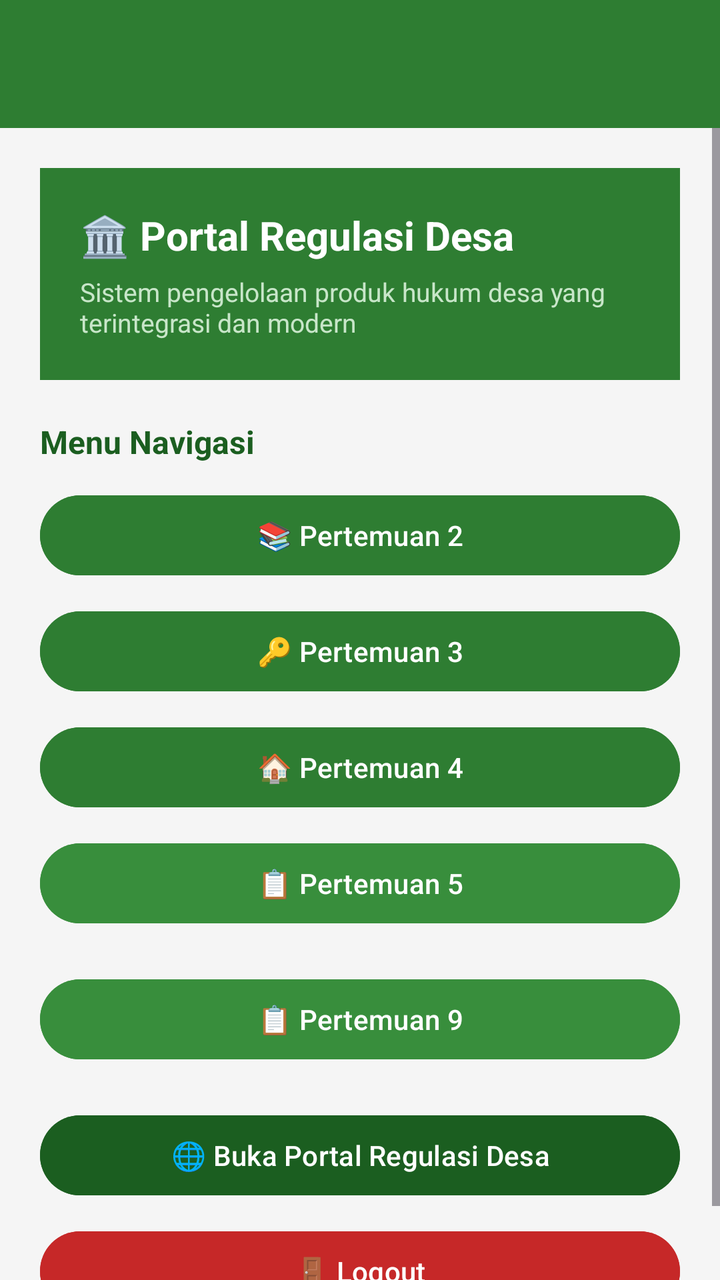
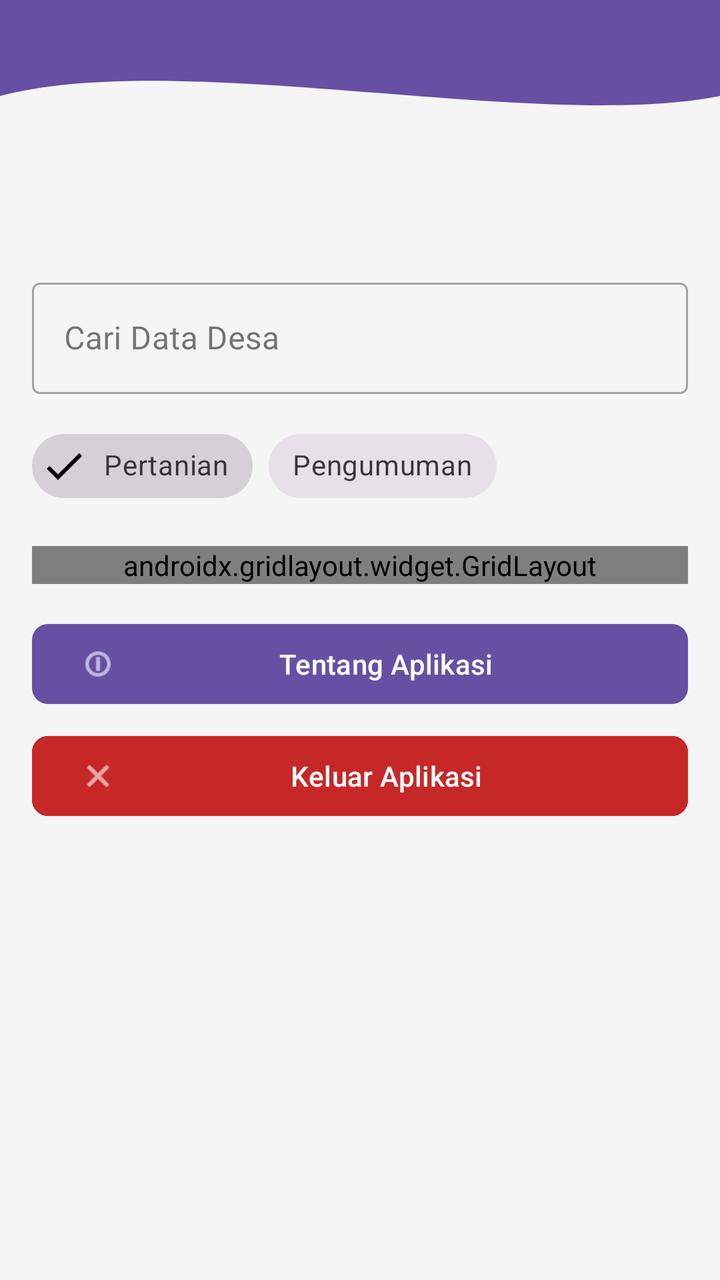

Compare the two renders of this Android layout. The source of the first and the diff that turns it into the second are given below.
<!-- AndroidManifest.xml: application theme Theme.Nonaabstrak -->
<!-- res/layout/fragment_home.xml -->
<?xml version="1.0" encoding="utf-8"?>
<androidx.constraintlayout.widget.ConstraintLayout
    xmlns:android="http://schemas.android.com/apk/res/android"
    xmlns:app="http://schemas.android.com/apk/res-auto"
    android:layout_width="match_parent"
    android:layout_height="match_parent"
    android:background="#F5F5F5">


    
    <View
        android:id="@+id/background_header"
        android:layout_width="0dp"
        android:layout_height="120dp"
        android:background="@drawable/bg_header_wave"
        app:layout_constraintEnd_toEndOf="parent"
        app:layout_constraintStart_toStartOf="parent"
        app:layout_constraintTop_toTopOf="parent" />

    <androidx.appcompat.widget.Toolbar
        android:id="@+id/toolbar"
        android:layout_width="match_parent"
        android:layout_height="?attr/actionBarSize"
        android:background="#2E7D32"
        android:elevation="4dp"
        app:layout_constraintEnd_toEndOf="parent"
        app:layout_constraintStart_toStartOf="parent"
        app:layout_constraintTop_toTopOf="parent"
        app:titleTextColor="#FFFFFF"
        app:subtitleTextColor="#C8E6C9" />

    <ScrollView
        android:layout_width="match_parent"
        android:layout_height="0dp"
        app:layout_constraintBottom_toBottomOf="parent"
        app:layout_constraintTop_toBottomOf="@+id/toolbar">

        <LinearLayout
            android:layout_width="match_parent"
            android:layout_height="wrap_content"
            android:orientation="vertical"
            android:padding="20dp">

            <LinearLayout
                android:layout_width="match_parent"
                android:layout_height="wrap_content"
                android:background="#2E7D32"
                android:orientation="vertical"
                android:padding="20dp"
                android:layout_marginBottom="20dp">

                <TextView
                    android:layout_width="wrap_content"
                    android:layout_height="wrap_content"
                    android:text="🏛️ Portal Regulasi Desa"
                    android:textColor="#FFFFFF"
                    android:textSize="20sp"
                    android:textStyle="bold" />

                <TextView
                    android:layout_width="wrap_content"
                    android:layout_height="wrap_content"
                    android:text="Sistem pengelolaan produk hukum desa yang terintegrasi dan modern"
                    android:textColor="#C8E6C9"
                    android:textSize="13sp"
                    android:layout_marginTop="6dp" />
            </LinearLayout>

            <TextView
                android:layout_width="wrap_content"
                android:layout_height="wrap_content"
                android:text="Menu Navigasi"
                android:textSize="16sp"
                android:textStyle="bold"
                android:textColor="#1B5E20"
                android:layout_marginBottom="12dp" />

            <Button
                android:id="@+id/btnToSecond"
                android:layout_width="match_parent"
                android:layout_height="wrap_content"
                android:text="📚 Pertemuan 2"
                android:backgroundTint="#2E7D32"
                android:layout_marginBottom="10dp" />

            <Button
                android:id="@+id/btnToThird"
                android:layout_width="match_parent"
                android:layout_height="wrap_content"
                android:text="🔑 Pertemuan 3"
                android:backgroundTint="#2E7D32"
                android:layout_marginBottom="10dp" />

            <Button
                android:id="@+id/btnToFourth"
                android:layout_width="match_parent"
                android:layout_height="wrap_content"
                android:text="🏠 Pertemuan 4"
                android:backgroundTint="#2E7D32"
                android:layout_marginBottom="10dp" />

            <Button
                android:id="@+id/btnToFifth"
                android:layout_width="match_parent"
                android:layout_height="wrap_content"
                android:text="📋 Pertemuan 5"
                android:backgroundTint="#388E3C"
                android:layout_marginBottom="20dp" />

            <Button
                android:id="@+id/btnToNinth"
                android:layout_width="match_parent"
                android:layout_height="wrap_content"
                android:text="📋 Pertemuan 9"
                android:backgroundTint="#388E3C"
                android:layout_marginBottom="20dp" />


            <Button
                android:id="@+id/btnWebView"
                android:layout_width="match_parent"
                android:layout_height="wrap_content"
                android:text="🌐 Buka Portal Regulasi Desa"
                android:backgroundTint="#1B5E20"
                android:layout_marginBottom="10dp" />

            <Button
                android:id="@+id/btnLogout"
                android:layout_width="match_parent"
                android:layout_height="wrap_content"
                android:text="🚪 Logout"
                android:backgroundTint="#C62828" />

        </LinearLayout>
    </ScrollView>

</androidx.constraintlayout.widget.ConstraintLayout>
<!-- resources referenced by this layout -->
<resources>
  <!-- drawable bg_header_wave (drawable) -->
  <vector xmlns:android="http://schemas.android.com/apk/res/android"
      android:width="100dp"
      android:height="100dp"
      android:viewportWidth="100"
      android:viewportHeight="100">
  
      <path
          android:fillColor="?attr/colorPrimary"
          android:pathData="
              M0,0
              L100,0
              L100,40
              C 75,55
                25,20
                0,40
              Z" />
  </vector>
  <style name="Theme.Nonaabstrak" parent="Base.Theme.Nonaabstrak" />
  <style name="Base.Theme.Nonaabstrak" parent="Theme.Material3.DayNight.NoActionBar">
          
          
      </style>
</resources>

<!-- the commit's change to res/layout/fragment_home.xml (unified diff, before → after) -->
@@ -5,7 +5,6 @@
     android:layout_width="match_parent"
     android:layout_height="match_parent"
     android:background="#F5F5F5">
-
 
     
     <View
@@ -17,119 +16,149 @@
         app:layout_constraintStart_toStartOf="parent"
         app:layout_constraintTop_toTopOf="parent" />
 
+    
     <androidx.appcompat.widget.Toolbar
         android:id="@+id/toolbar"
         android:layout_width="match_parent"
         android:layout_height="?attr/actionBarSize"
-        android:background="#2E7D32"
-        android:elevation="4dp"
+        android:background="@android:color/transparent"
+        android:elevation="0dp"
         app:layout_constraintEnd_toEndOf="parent"
         app:layout_constraintStart_toStartOf="parent"
         app:layout_constraintTop_toTopOf="parent"
-        app:titleTextColor="#FFFFFF"
-        app:subtitleTextColor="#C8E6C9" />
+        app:titleTextColor="#FFFFFF" />
 
+    
     <ScrollView
         android:layout_width="match_parent"
         android:layout_height="0dp"
         app:layout_constraintBottom_toBottomOf="parent"
-        app:layout_constraintTop_toBottomOf="@+id/toolbar">
+        app:layout_constraintTop_toBottomOf="@+id/background_header">
 
         <LinearLayout
             android:layout_width="match_parent"
             android:layout_height="wrap_content"
             android:orientation="vertical"
-            android:padding="20dp">
+            android:padding="16dp">
 
-            <LinearLayout
+            
+            <com.google.android.material.textfield.TextInputLayout
+                android:id="@+id/searchInputLayout"
+                style="@style/Widget.MaterialComponents.TextInputLayout.OutlinedBox"
                 android:layout_width="match_parent"
                 android:layout_height="wrap_content"
-                android:background="#2E7D32"
-                android:orientation="vertical"
-                android:padding="20dp"
-                android:layout_marginBottom="20dp">
+                android:hint="Cari Data Desa"
+                android:layout_marginBottom="12dp">
 
-                <TextView
+                <com.google.android.material.textfield.TextInputEditText
+                    android:id="@+id/etSearch"
+                    android:layout_width="match_parent"
+                    android:layout_height="wrap_content"
+                    android:inputType="text" />
+            </com.google.android.material.textfield.TextInputLayout>
+
+            
+            <com.google.android.material.chip.ChipGroup
+                android:id="@+id/chipGroupKategori"
+                android:layout_width="wrap_content"
+                android:layout_height="wrap_content"
+                android:layout_marginBottom="16dp"
+                app:singleSelection="true">
+
+                <com.google.android.material.chip.Chip
+                    android:id="@+id/chipPertanian"
+                    style="@style/Widget.MaterialComponents.Chip.Filter"
                     android:layout_width="wrap_content"
                     android:layout_height="wrap_content"
-                    android:text="🏛️ Portal Regulasi Desa"
-                    android:textColor="#FFFFFF"
-                    android:textSize="20sp"
-                    android:textStyle="bold" />
+                    android:checked="true"
+                    android:text="Pertanian" />
 
-                <TextView
+                <com.google.android.material.chip.Chip
+                    android:id="@+id/chipPengumuman"
+                    style="@style/Widget.MaterialComponents.Chip.Filter"
                     android:layout_width="wrap_content"
                     android:layout_height="wrap_content"
-                    android:text="Sistem pengelolaan produk hukum desa yang terintegrasi dan modern"
-                    android:textColor="#C8E6C9"
-                    android:textSize="13sp"
-                    android:layout_marginTop="6dp" />
-            </LinearLayout>
+                    android:text="Pengumuman" />
 
-            <TextView
-                android:layout_width="wrap_content"
-                android:layout_height="wrap_content"
-                android:text="Menu Navigasi"
-                android:textSize="16sp"
-                android:textStyle="bold"
-                android:textColor="#1B5E20"
-                android:layout_marginBottom="12dp" />
+            </com.google.android.material.chip.ChipGroup>
 
-            <Button
-                android:id="@+id/btnToSecond"
+            
+            <androidx.gridlayout.widget.GridLayout
                 android:layout_width="match_parent"
                 android:layout_height="wrap_content"
-                android:text="📚 Pertemuan 2"
-                android:backgroundTint="#2E7D32"
-                android:layout_marginBottom="10dp" />
+                android:layout_marginBottom="16dp"
+                app:columnCount="2"
+                app:useDefaultMargins="true">
 
-            <Button
-                android:id="@+id/btnToThird"
+                
+                <com.google.android.material.button.MaterialButton
+                    android:id="@+id/btnBumdes"
+                    android:layout_width="0dp"
+                    android:layout_height="wrap_content"
+                    android:text="Bumdes"
+                    android:drawableTop="@android:drawable/ic_menu_agenda"
+                    app:layout_columnWeight="1"
+                    app:layout_gravity="fill_horizontal"
+                    app:cornerRadius="8dp"
+                    android:layout_margin="4dp" />
+
+                
+                <com.google.android.material.button.MaterialButton
+                    android:id="@+id/btnProfil"
+                    android:layout_width="0dp"
+                    android:layout_height="wrap_content"
+                    android:text="Profil"
+                    android:drawableTop="@android:drawable/ic_menu_myplaces"
+                    app:layout_columnWeight="1"
+                    app:layout_gravity="fill_horizontal"
+                    app:cornerRadius="8dp"
+                    android:layout_margin="4dp" />
+
+                
+                <com.google.android.material.button.MaterialButton
+                    android:id="@+id/btnForum"
+                    android:layout_width="0dp"
+                    android:layout_height="wrap_content"
+                    android:text="Forum"
+                    android:drawableTop="@android:drawable/ic_menu_send"
+                    app:layout_columnWeight="1"
+                    app:layout_gravity="fill_horizontal"
+                    app:cornerRadius="8dp"
+                    android:layout_margin="4dp" />
+
+                
+                <com.google.android.material.button.MaterialButton
+                    android:id="@+id/btnWebView"
+                    android:layout_width="0dp"
+                    android:layout_height="wrap_content"
+                    android:text="Web Desa"
+                    android:drawableTop="@android:drawable/ic_menu_mapmode"
+                    app:layout_columnWeight="1"
+                    app:layout_gravity="fill_horizontal"
+                    app:cornerRadius="8dp"
+                    android:layout_margin="4dp" />
+
+            </androidx.gridlayout.widget.GridLayout>
+
+            
+            <com.google.android.material.button.MaterialButton
+                android:id="@+id/btnTentangAplikasi"
                 android:layout_width="match_parent"
                 android:layout_height="wrap_content"
-                android:text="🔑 Pertemuan 3"
-                android:backgroundTint="#2E7D32"
-                android:layout_marginBottom="10dp" />
+                android:text="Tentang Aplikasi"
+                android:layout_marginBottom="8dp"
+                app:icon="@android:drawable/ic_menu_info_details"
+                app:cornerRadius="8dp" />
 
-            <Button
-                android:id="@+id/btnToFourth"
-                android:layout_width="match_parent"
-                android:layout_height="wrap_content"
-                android:text="🏠 Pertemuan 4"
-                android:backgroundTint="#2E7D32"
-                android:layout_marginBottom="10dp" />
-
-            <Button
-                android:id="@+id/btnToFifth"
-                android:layout_width="match_parent"
-                android:layout_height="wrap_content"
-                android:text="📋 Pertemuan 5"
-                android:backgroundTint="#388E3C"
-                android:layout_marginBottom="20dp" />
-
-            <Button
-                android:id="@+id/btnToNinth"
-                android:layout_width="match_parent"
-                android:layout_height="wrap_content"
-                android:text="📋 Pertemuan 9"
-                android:backgroundTint="#388E3C"
-                android:layout_marginBottom="20dp" />
-
-
-            <Button
-                android:id="@+id/btnWebView"
-                android:layout_width="match_parent"
-                android:layout_height="wrap_content"
-                android:text="🌐 Buka Portal Regulasi Desa"
-                android:backgroundTint="#1B5E20"
-                android:layout_marginBottom="10dp" />
-
-            <Button
+            
+            <com.google.android.material.button.MaterialButton
                 android:id="@+id/btnLogout"
                 android:layout_width="match_parent"
                 android:layout_height="wrap_content"
-                android:text="🚪 Logout"
-                android:backgroundTint="#C62828" />
+                android:text="Keluar Aplikasi"
+                android:backgroundTint="#C62828"
+                app:icon="@android:drawable/ic_menu_close_clear_cancel"
+                app:cornerRadius="8dp" />
 
         </LinearLayout>
     </ScrollView>
